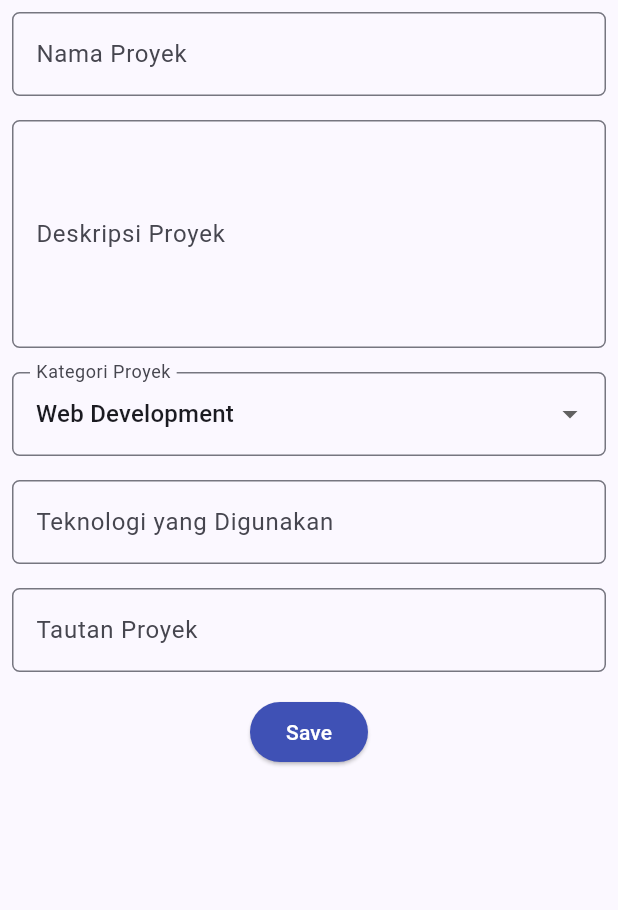
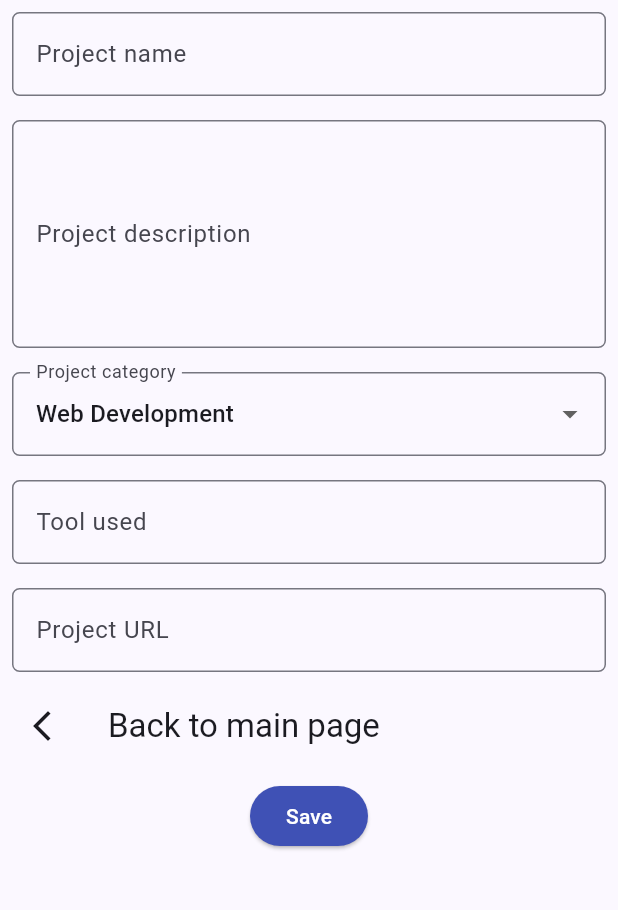
Before and after one commit to KenazShidqi56/myportfolio_mobile, a Flutter app: the ProjectFormPage screen opened directly, on a phone screen of 412 x 824 dp, the part 84-994 px from its top. Run offline on Flutter 3.47's test engine with Material 3 defaults, Android fonts, the phone set to English and light mode, and no system bars; our stand-ins replace material_ui.

Commit message:
Assignment 8: Flutter navigation and forms

```diff
--- a/lib/screens/menu.dart
+++ b/lib/screens/menu.dart
@@ -11,6 +11,7 @@ class MyHomePage extends StatelessWidget {
 
   final List<ItemHomepage> items = [
     ItemHomepage("Look Project", Icons.folder, Colors.blue),
+    ItemHomepage("Add Education", Icons.add_circle, Colors.deepPurple),
     ItemHomepage("Add Project", Icons.add_circle, Colors.cyan),
     ItemHomepage("Logout", Icons.logout, Colors.teal),
   ];
@@ -43,7 +44,7 @@ class MyHomePage extends StatelessWidget {
                 InfoCard(title: 'Class', content: clas),
               ],
             ),
-            const SizedBox(height: 16.0),
+            const SizedBox(height: 4.0),
             Center(
               child: Column(
                 children: [
@@ -62,7 +63,8 @@ class MyHomePage extends StatelessWidget {
                     padding: const EdgeInsets.all(20),
                     crossAxisSpacing: 10,
                     mainAxisSpacing: 10,
-                    crossAxisCount: 3,
+                    crossAxisCount: 4, // Fits 4 smaller square cards in one row
+                    childAspectRatio: 1.0, // Increase (e.g., 1.2) to make cards shorter
                     shrinkWrap: true,
                     children: items.map((ItemHomepage item) {
                       return ItemCard(item);
--- a/lib/screens/project_form.dart
+++ b/lib/screens/project_form.dart
@@ -1,4 +1,5 @@
 import 'package:material_ui/material_ui.dart';
+import 'package:myportfolio_mobile/screens/menu.dart';
 import 'package:myportfolio_mobile/widgets/left_drawer.dart';
 
 class ProjectFormPage extends StatefulWidget {
@@ -46,8 +47,8 @@ class _ProjectFormPageState extends State<ProjectFormPage> {
                 padding: const EdgeInsets.all(8.0),
                 child: TextFormField(
                   decoration: InputDecoration(
-                    hintText: "Nama Proyek",
-                    labelText: "Nama Proyek",
+                    hintText: "Project name",
+                    labelText: "Project name",
                     border: OutlineInputBorder(
                       borderRadius: BorderRadius.circular(5.0),
                     ),
@@ -59,7 +60,7 @@ class _ProjectFormPageState extends State<ProjectFormPage> {
                   },
                   validator: (String? value) {
                     if (value == null || value.trim().isEmpty) {
-                      return "Nama proyek tidak boleh kosong!";
+                      return "Project name must not be empty!";
                     }
                     return null;
                   },
@@ -72,8 +73,8 @@ class _ProjectFormPageState extends State<ProjectFormPage> {
                 child: TextFormField(
                   maxLines: 5,
                   decoration: InputDecoration(
-                    hintText: "Deskripsi Proyek",
-                    labelText: "Deskripsi Proyek",
+                    hintText: "Project description",
+                    labelText: "Project description",
                     border: OutlineInputBorder(
                       borderRadius: BorderRadius.circular(5.0),
                     ),
@@ -85,7 +86,7 @@ class _ProjectFormPageState extends State<ProjectFormPage> {
                   },
                   validator: (String? value) {
                     if (value == null || value.trim().isEmpty) {
-                      return "Deskripsi proyek tidak boleh kosong!";
+                      return "Project description must not be empty!";
                     }
                     return null;
                   },
@@ -97,7 +98,7 @@ class _ProjectFormPageState extends State<ProjectFormPage> {
                 padding: const EdgeInsets.all(8.0),
                 child: DropdownButtonFormField<String>(
                   decoration: InputDecoration(
-                    labelText: "Kategori Proyek",
+                    labelText: "Project category",
                     border: OutlineInputBorder(
                       borderRadius: BorderRadius.circular(5.0),
                     ),
@@ -122,8 +123,8 @@ class _ProjectFormPageState extends State<ProjectFormPage> {
                 padding: const EdgeInsets.all(8.0),
                 child: TextFormField(
                   decoration: InputDecoration(
-                    hintText: "Contoh: Flutter, Django, Figma",
-                    labelText: "Teknologi yang Digunakan",
+                    hintText: "Example: Flutter, Django, Figma",
+                    labelText: "Tool used",
                     border: OutlineInputBorder(
                       borderRadius: BorderRadius.circular(5.0),
                     ),
@@ -141,8 +142,8 @@ class _ProjectFormPageState extends State<ProjectFormPage> {
                 padding: const EdgeInsets.all(8.0),
                 child: TextFormField(
                   decoration: InputDecoration(
-                    hintText: "URL Proyek (opsional)",
-                    labelText: "Tautan Proyek",
+                    hintText: "Project URL (optional)",
+                    labelText: "Project URL",
                     border: OutlineInputBorder(
                       borderRadius: BorderRadius.circular(5.0),
                     ),
@@ -151,6 +152,18 @@ class _ProjectFormPageState extends State<ProjectFormPage> {
                     setState(() {
                       _projectLink = value!;
                     });
+                  },
+                ),
+              ),
+
+              // === Back button ===
+              AppBar(
+                title: const Text('Back to main page'),
+                leading: IconButton(
+                  icon: const Icon(Icons.arrow_back_ios_new),
+                  onPressed: () {
+                    // Optional: run custom logic or confirmation before going back
+                    Navigator.pushReplacement(context, MaterialPageRoute(builder: (context) => MyHomePage()),);
                   },
                 ),
               ),
@@ -195,6 +208,12 @@ class _ProjectFormPageState extends State<ProjectFormPage> {
                             );
                           },
                         );
+                      } else {
+                        ScaffoldMessenger.of(context)
+                          ..hideCurrentSnackBar()
+                          ..showSnackBar(
+                            SnackBar(content: Text("Check again your answer!")),
+                        );
                       }
                     },
                     child: const Text(
```
Also changed, not shown: lib/screens/education_form.dart (added, +196 -0 lines), lib/widgets/education_card.dart (added, +56 -0 lines), lib/widgets/left_drawer.dart (+13 -0 lines).
